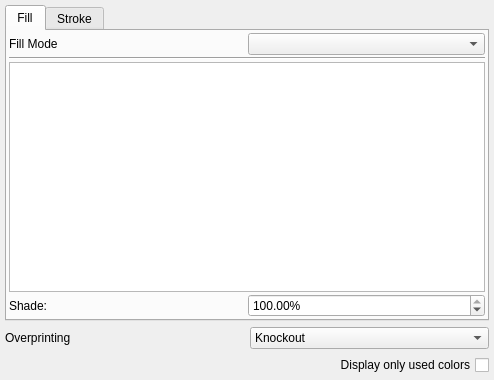
Before: the Qt Designer form scribus/ui/colorpalette.ui in nitramr/scribus, drawn with Qt 5.
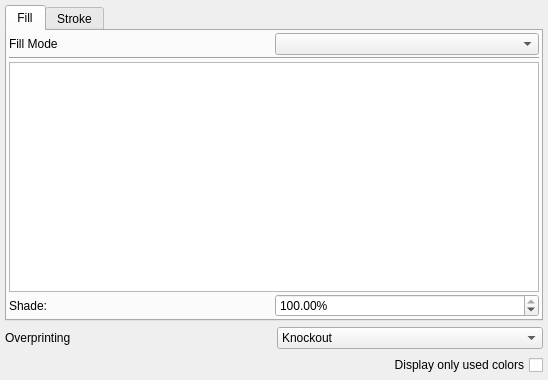
After: the same form once the commit is applied. The open tabs and pages were chosen to show the change. Custom widgets are drawn as their Qt base class.

What changed in the file:
```diff
--- a/scribus/ui/colorpalette.ui
+++ b/scribus/ui/colorpalette.ui
@@ -6,7 +6,7 @@
    <rect>
     <x>0</x>
     <y>0</y>
-    <width>320</width>
+    <width>548</width>
     <height>380</height>
    </rect>
   </property>
```
Left out of the diff: 2 changed lines with no effect on the pictures.
